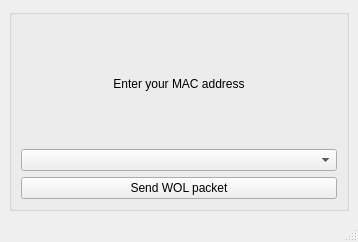
Before: the Qt Designer form src/mainwindow.ui in smitropoulos/wol_qt, drawn with Qt 5.
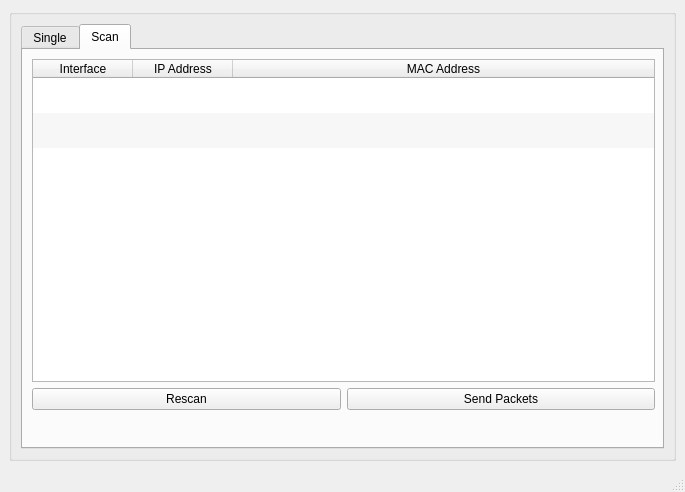
After: the same form once the commit is applied. Custom widgets are drawn as their Qt base class.

Commit message: Moved to CMake Added functionality to do an ARP scan Added functionality to send mass packets

Diff of the .ui file:
```diff
--- a/src/mainwindow.ui
+++ b/src/mainwindow.ui
@@ -6,44 +6,232 @@
    <rect>
     <x>0</x>
     <y>0</y>
-    <width>358</width>
-    <height>242</height>
+    <width>685</width>
+    <height>492</height>
    </rect>
   </property>
+  <property name="sizePolicy">
+   <sizepolicy hsizetype="MinimumExpanding" vsizetype="Preferred">
+    <horstretch>0</horstretch>
+    <verstretch>0</verstretch>
+   </sizepolicy>
+  </property>
   <property name="windowTitle">
    <string>Wake on LAN Utility</string>
   </property>
   <widget class="QWidget" name="centralwidget">
-   <layout class="QGridLayout" name="gridLayout_2">
-    <item row="0" column="0">
+   <property name="minimumSize">
+    <size>
+     <width>470</width>
+     <height>300</height>
+    </size>
+   </property>
+   <layout class="QVBoxLayout" name="verticalLayout">
+    <item>
      <widget class="QGroupBox" name="groupBox">
+      <property name="enabled">
+       <bool>true</bool>
+      </property>
       <property name="title">
        <string/>
       </property>
-      <layout class="QGridLayout" name="gridLayout">
-       <item row="0" column="0">
-        <widget class="QLabel" name="label">
-         <property name="layoutDirection">
-          <enum>Qt::LeftToRight</enum>
+      <property name="flat">
+       <bool>true</bool>
+      </property>
+      <layout class="QVBoxLayout" name="verticalLayout_2">
+       <item>
+        <widget class="QTabWidget" name="tabWidget">
+         <property name="sizePolicy">
+          <sizepolicy hsizetype="Minimum" vsizetype="Minimum">
+           <horstretch>100</horstretch>
+           <verstretch>100</verstretch>
+          </sizepolicy>
          </property>
-         <property name="text">
-          <string>Enter your MAC address</string>
+         <property name="currentIndex">
+          <number>1</number>
          </property>
-         <property name="alignment">
-          <set>Qt::AlignCenter</set>
-         </property>
+         <widget class="QWidget" name="tab_9">
+          <attribute name="title">
+           <string>Single</string>
+          </attribute>
+          <layout class="QVBoxLayout" name="verticalLayout_3">
+           <item>
+            <widget class="QLabel" name="label">
+             <property name="sizePolicy">
+              <sizepolicy hsizetype="Expanding" vsizetype="Expanding">
+               <horstretch>0</horstretch>
+               <verstretch>0</verstretch>
+              </sizepolicy>
+             </property>
+             <property name="layoutDirection">
+              <enum>Qt::LeftToRight</enum>
+             </property>
+             <property name="text">
+              <string>Enter your MAC address</string>
+             </property>
+             <property name="alignment">
+              <set>Qt::AlignCenter</set>
+             </property>
+             <property name="wordWrap">
+              <bool>true</bool>
+             </property>
+            </widget>
+           </item>
+           <item>
+            <widget class="QComboBox" name="comboBox">
+             <property name="sizePolicy">
+              <sizepolicy hsizetype="Expanding" vsizetype="Maximum">
+               <horstretch>0</horstretch>
+               <verstretch>0</verstretch>
+              </sizepolicy>
+             </property>
+             <property name="minimumSize">
+              <size>
+               <width>300</width>
+               <height>0</height>
+              </size>
+             </property>
+             <property name="editable">
+              <bool>true</bool>
+             </property>
+             <property name="duplicatesEnabled">
+              <bool>false</bool>
+             </property>
+            </widget>
+           </item>
+           <item>
+            <widget class="QPushButton" name="sendWol">
+             <property name="text">
+              <string>Send WOL packet</string>
+             </property>
+            </widget>
+           </item>
+          </layout>
+         </widget>
+         <widget class="QWidget" name="tab_10">
+          <attribute name="title">
+           <string>Scan</string>
+          </attribute>
+          <widget class="QWidget" name="layoutWidget">
+           <property name="geometry">
+            <rect>
+             <x>9</x>
+             <y>9</y>
+             <width>623</width>
+             <height>351</height>
+            </rect>
+           </property>
+           <layout class="QGridLayout" name="gridLayout_2">
+            <item row="0" column="0">
+             <widget class="customArpTable" name="arpTable">
+              <property name="minimumSize">
+               <size>
+                <width>621</width>
+                <height>0</height>
+               </size>
+              </property>
+              <property name="autoFillBackground">
+               <bool>false</bool>
+              </property>
+              <property name="sizeAdjustPolicy">
+               <enum>QAbstractScrollArea::AdjustIgnored</enum>
+              </property>
+              <property name="editTriggers">
+               <set>QAbstractItemView::NoEditTriggers</set>
+              </property>
+              <property name="alternatingRowColors">
+               <bool>true</bool>
+              </property>
+              <property name="selectionMode">
+               <enum>QAbstractItemView::ExtendedSelection</enum>
+              </property>
+              <property name="selectionBehavior">
+               <enum>QAbstractItemView::SelectRows</enum>
+              </property>
+              <property name="showGrid">
+               <bool>false</bool>
+              </property>
+              <property name="gridStyle">
+               <enum>Qt::SolidLine</enum>
+              </property>
+              <property name="rowCount">
+               <number>2</number>
+              </property>
+              <property name="columnCount">
+               <number>3</number>
+              </property>
+              <attribute name="horizontalHeaderMinimumSectionSize">
+               <number>50</number>
+              </attribute>
+              <attribute name="horizontalHeaderDefaultSectionSize">
+               <number>100</number>
+              </attribute>
+              <attribute name="horizontalHeaderStretchLastSection">
+               <bool>true</bool>
+              </attribute>
+              <attribute name="verticalHeaderVisible">
+               <bool>false</bool>
+              </attribute>
+              <attribute name="verticalHeaderCascadingSectionResizes">
+               <bool>true</bool>
+              </attribute>
+              <attribute name="verticalHeaderMinimumSectionSize">
+               <number>35</number>
+              </attribute>
+              <attribute name="verticalHeaderDefaultSectionSize">
+               <number>35</number>
+              </attribute>
+              <attribute name="verticalHeaderStretchLastSection">
+               <bool>false</bool>
+              </attribute>
+              <row/>
+              <row/>
+              <column>
+               <property name="text">
+                <string>Interface</string>
+               </property>
+              </column>
+              <column>
+               <property name="text">
+                <string>IP Address</string>
+               </property>
+              </column>
+              <column>
+               <property name="text">
+                <string>MAC Address</string>
+               </property>
+              </column>
+             </widget>
+            </item>
+            <item row="1" column="0">
+             <layout class="QGridLayout" name="gridLayout" rowstretch="0">
+              <property name="horizontalSpacing">
+               <number>6</number>
+              </property>
+              <property name="verticalSpacing">
+               <number>0</number>
+              </property>
+              <item row="0" column="0">
+               <widget class="QPushButton" name="rescan">
+                <property name="text">
+                 <string>Rescan</string>
+                </property>
+               </widget>
+              </item>
+              <item row="0" column="1">
+               <widget class="TextAlteringButton" name="sendPackets">
+                <property name="text">
+                 <string>Send Packets</string>
+                </property>
+               </widget>
+              </item>
+             </layout>
+            </item>
+           </layout>
+          </widget>
+         </widget>
         </widget>
        </item>
-       <item row="2" column="0">
-        <widget class="QPushButton" name="pushButton">
-         <property name="text">
-          <string>Send WOL packet</string>
-         </property>
-        </widget>
-       </item>
-       <item row="1" column="0">
-        <widget class="QComboBox" name="comboBox"/>
-       </item>
       </layout>
      </widget>
     </item>
@@ -51,6 +239,26 @@
   </widget>
   <widget class="QStatusBar" name="statusbar"/>
  </widget>
+ <customwidgets>
+  <customwidget>
+   <class>customArpTable</class>
+   <extends>QTableWidget</extends>
+   <header>customArpTable.h</header>
+  </customwidget>
+  <customwidget>
+   <class>TextAlteringButton</class>
+   <extends>QPushButton</extends>
+   <header>TextAlteringButton.h</header>
+  </customwidget>
+ </customwidgets>
+ <tabstops>
+  <tabstop>tabWidget</tabstop>
+  <tabstop>comboBox</tabstop>
+  <tabstop>sendWol</tabstop>
+  <tabstop>arpTable</tabstop>
+  <tabstop>rescan</tabstop>
+  <tabstop>sendPackets</tabstop>
+ </tabstops>
  <resources/>
  <connections/>
 </ui>
```
The commit also changes 14 other files.
